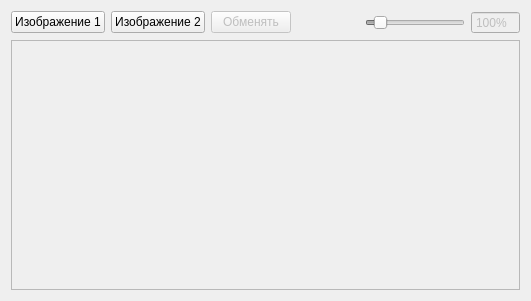
Before: the Qt Designer form src/mainwindow.ui in PalmtopTiger/Comparator, drawn with Qt 5.
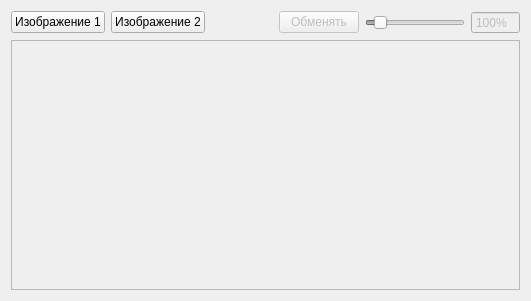
After: the same form once the commit is applied. Icons and pictures are not drawn.

Commit message: Rename palettes and move switch button to the right

What changed in the file:
```diff
--- a/src/mainwindow.ui
+++ b/src/mainwindow.ui
@@ -62,22 +62,6 @@
         </property>
        </widget>
       </item>
-      <item>
-       <widget class="QPushButton" name="btSwitch">
-        <property name="enabled">
-         <bool>false</bool>
-        </property>
-        <property name="sizePolicy">
-         <sizepolicy hsizetype="Minimum" vsizetype="Fixed">
-          <horstretch>0</horstretch>
-          <verstretch>0</verstretch>
-         </sizepolicy>
-        </property>
-        <property name="text">
-         <string>Обменять</string>
-        </property>
-       </widget>
-      </item>
       <item>
        <spacer name="horizontalSpacer">
         <property name="orientation">
@@ -94,6 +78,22 @@
         </property>
        </spacer>
       </item>
+      <item>
+       <widget class="QPushButton" name="btSwitch">
+        <property name="enabled">
+         <bool>false</bool>
+        </property>
+        <property name="sizePolicy">
+         <sizepolicy hsizetype="Minimum" vsizetype="Fixed">
+          <horstretch>0</horstretch>
+          <verstretch>0</verstretch>
+         </sizepolicy>
+        </property>
+        <property name="text">
+         <string>Обменять</string>
+        </property>
+       </widget>
+      </item>
       <item>
        <widget class="QSlider" name="slZoom">
         <property name="enabled">
```
The commit also changes 2 other files.
